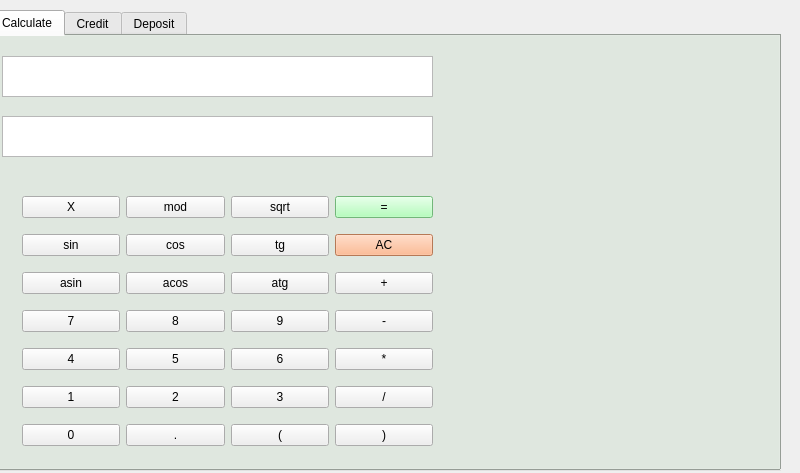
First picture: the form in src/mainwindow.ui, repository mashagwi/Calc, before the edit.
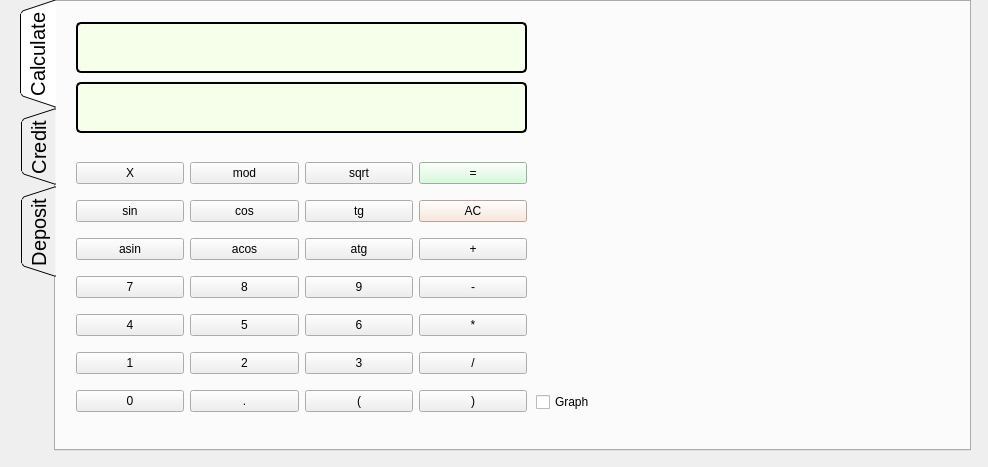
Second picture: the form after the edit.

```diff
--- a/src/mainwindow.ui
+++ b/src/mainwindow.ui
@@ -6,8 +6,8 @@
    <rect>
     <x>0</x>
     <y>0</y>
-    <width>800</width>
-    <height>473</height>
+    <width>988</width>
+    <height>467</height>
    </rect>
   </property>
   <property name="windowTitle">
@@ -17,27 +17,49 @@
    <widget class="QTabWidget" name="Calc">
     <property name="geometry">
      <rect>
-      <x>-10</x>
-      <y>10</y>
-      <width>791</width>
-      <height>461</height>
+      <x>20</x>
+      <y>0</y>
+      <width>951</width>
+      <height>451</height>
      </rect>
     </property>
+    <property name="minimumSize">
+     <size>
+      <width>50</width>
+      <height>5</height>
+     </size>
+    </property>
+    <property name="layoutDirection">
+     <enum>Qt::LeftToRight</enum>
+    </property>
     <property name="styleSheet">
-     <string notr="true">
-QTabWidget{
+     <string notr="true">QTabWidget{
+/* styles.qss */
+	
+	font-size: 20px;
 
-background-color:rgb(210, 220, 210);
-
-color:black;
-
+	border-radius: 10px;
+ 	border: 5px solid #000000;
 }
 
+
 </string>
     </property>
+    <property name="tabPosition">
+     <enum>QTabWidget::West</enum>
+    </property>
+    <property name="tabShape">
+     <enum>QTabWidget::Triangular</enum>
+    </property>
     <property name="currentIndex">
      <number>0</number>
     </property>
+    <property name="elideMode">
+     <enum>Qt::ElideLeft</enum>
+    </property>
+    <property name="usesScrollButtons">
+     <bool>false</bool>
+    </property>
     <widget class="QWidget" name="calc">
      <attribute name="title">
       <string>Calculate</string>
@@ -45,9 +67,9 @@
      <widget class="QWidget" name="gridLayoutWidget">
       <property name="geometry">
        <rect>
-        <x>30</x>
+        <x>20</x>
         <y>150</y>
-        <width>411</width>
+        <width>451</width>
         <height>270</height>
        </rect>
       </property>
@@ -211,7 +233,7 @@
          <property name="styleSheet">
           <string notr="true">QPushButton{
 
-background-color:rgb(255, 170, 120);
+background-color:rgb(250, 228, 215);
 
 color:black;
 
@@ -265,7 +287,7 @@
          <property name="styleSheet">
           <string notr="true">QPushButton{
 
-background-color:rgb(160, 255, 170);
+background-color:rgb(207, 250, 212);
 
 color:black;
 
@@ -357,21 +379,70 @@
      <widget class="QTextBrowser" name="result">
       <property name="geometry">
        <rect>
-        <x>10</x>
+        <x>20</x>
         <y>80</y>
-        <width>431</width>
-        <height>41</height>
+        <width>451</width>
+        <height>51</height>
        </rect>
       </property>
+      <property name="styleSheet">
+       <string notr="true">/* styles.qss */
+QTextBrowser{
+
+	color:#121212;
+	font-size: 20px;
+	background-color:#f5ffea;
+	border-radius: 5px;
+ 	border: 2px solid #000000;
+}
+</string>
+      </property>
      </widget>
      <widget class="QPlainTextEdit" name="input">
       <property name="geometry">
        <rect>
-        <x>10</x>
+        <x>20</x>
         <y>20</y>
-        <width>431</width>
-        <height>41</height>
+        <width>451</width>
+        <height>51</height>
        </rect>
+      </property>
+      <property name="styleSheet">
+       <string notr="true">/* styles.qss */
+QPlainTextEdit {
+	color:#121212;
+	font-size: 20px;
+	background-color:#f5ffea;
+	border-radius: 5px;
+ 	border: 2px solid #000000;
+}
+</string>
+      </property>
+     </widget>
+     <widget class="QWidget" name="widget" native="true">
+      <property name="geometry">
+       <rect>
+        <x>490</x>
+        <y>20</y>
+        <width>421</width>
+        <height>361</height>
+       </rect>
+      </property>
+     </widget>
+     <widget class="QCheckBox" name="Graph">
+      <property name="geometry">
+       <rect>
+        <x>480</x>
+        <y>390</y>
+        <width>85</width>
+        <height>20</height>
+       </rect>
+      </property>
+      <property name="tabletTracking">
+       <bool>true</bool>
+      </property>
+      <property name="text">
+       <string>Graph</string>
       </property>
      </widget>
     </widget>
```
Left out of the diff: 4 changed lines with no effect on the pictures.
